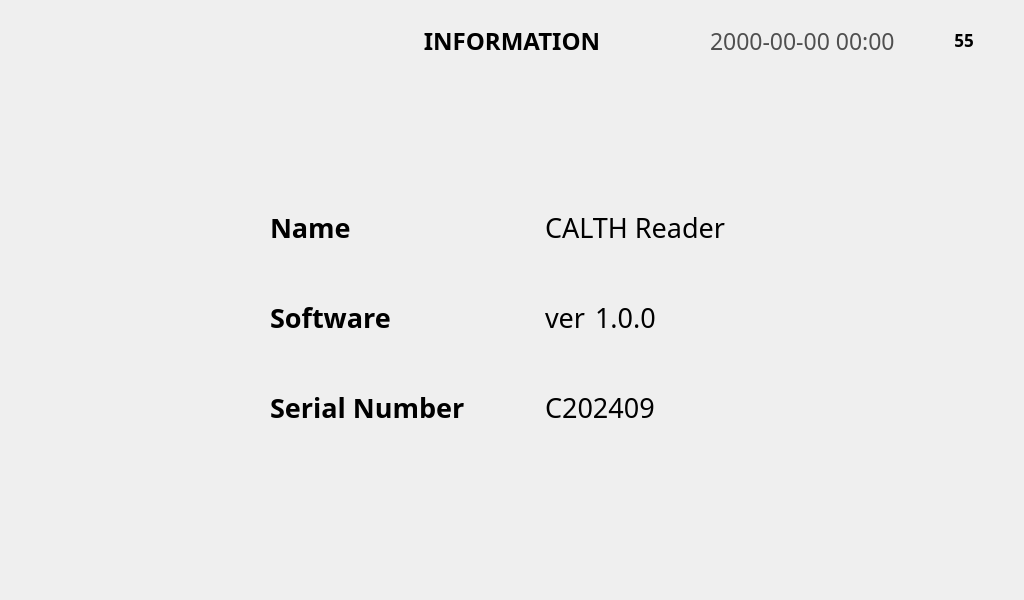
Qt form ui/Home/InfoViewWindow.ui (eguruno1/calth_reader) before a commit.
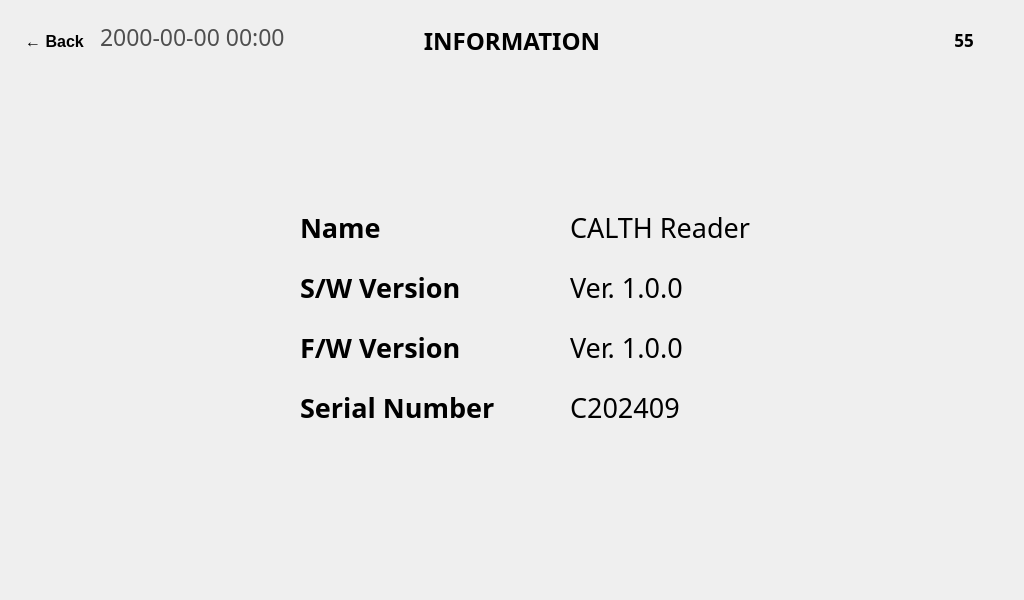
The same form after that commit. Icons and pictures are not drawn.

Commit message: Info view 화면 연결

Diff of the .ui file:
```diff
--- a/ui/Home/InfoViewWindow.ui
+++ b/ui/Home/InfoViewWindow.ui
@@ -20,7 +20,7 @@
    <widget class="QLabel" name="label_2">
     <property name="geometry">
      <rect>
-      <x>270</x>
+      <x>300</x>
       <y>210</y>
       <width>220</width>
       <height>35</height>
@@ -44,7 +44,7 @@
    <widget class="QLabel" name="label_3">
     <property name="geometry">
      <rect>
-      <x>270</x>
+      <x>300</x>
       <y>390</y>
       <width>220</width>
       <height>35</height>
@@ -68,8 +68,8 @@
    <widget class="QLabel" name="label_4">
     <property name="geometry">
      <rect>
-      <x>270</x>
-      <y>300</y>
+      <x>300</x>
+      <y>270</y>
       <width>220</width>
       <height>35</height>
      </rect>
@@ -83,7 +83,7 @@
      </font>
     </property>
     <property name="text">
-     <string>Software</string>
+     <string>S/W Version</string>
     </property>
     <property name="alignment">
      <set>Qt::AlignLeading|Qt::AlignLeft|Qt::AlignVCenter</set>
@@ -92,7 +92,7 @@
    <widget class="QLabel" name="label_Serial">
     <property name="geometry">
      <rect>
-      <x>545</x>
+      <x>570</x>
       <y>390</y>
       <width>291</width>
       <height>35</height>
@@ -114,7 +114,7 @@
    <widget class="QLabel" name="label_name">
     <property name="geometry">
      <rect>
-      <x>545</x>
+      <x>570</x>
       <y>210</y>
       <width>220</width>
       <height>35</height>
@@ -133,34 +133,12 @@
      <set>Qt::AlignLeading|Qt::AlignLeft|Qt::AlignVCenter</set>
     </property>
    </widget>
-   <widget class="QLabel" name="label_7">
-    <property name="geometry">
-     <rect>
-      <x>545</x>
-      <y>300</y>
-      <width>41</width>
-      <height>35</height>
-     </rect>
-    </property>
-    <property name="font">
-     <font>
-      <family>Pretendard</family>
-      <pointsize>20</pointsize>
-     </font>
-    </property>
-    <property name="text">
-     <string>ver</string>
-    </property>
-    <property name="alignment">
-     <set>Qt::AlignLeading|Qt::AlignLeft|Qt::AlignVCenter</set>
-    </property>
-   </widget>
    <widget class="QPushButton" name="pushButton_InfoBackArrow">
     <property name="geometry">
      <rect>
       <x>14</x>
       <y>16</y>
-      <width>50</width>
+      <width>81</width>
       <height>50</height>
      </rect>
     </property>
@@ -173,11 +151,7 @@
      </font>
     </property>
     <property name="text">
-     <string/>
-    </property>
-    <property name="icon">
-     <iconset>
-      <normaloff>../image/Icon/BackArrow.png</normaloff>../image/Icon/BackArrow.png</iconset>
+     <string>← Back</string>
     </property>
     <property name="flat">
      <bool>true</bool>
@@ -202,8 +176,8 @@
    <widget class="QLabel" name="label_version">
     <property name="geometry">
      <rect>
-      <x>595</x>
-      <y>300</y>
+      <x>570</x>
+      <y>270</y>
       <width>191</width>
       <height>35</height>
      </rect>
@@ -215,7 +189,7 @@
      </font>
     </property>
     <property name="text">
-     <string>1.0.0</string>
+     <string>Ver. 1.0.0</string>
     </property>
     <property name="alignment">
      <set>Qt::AlignLeading|Qt::AlignLeft|Qt::AlignVCenter</set>
@@ -285,8 +259,8 @@
    <widget class="QLabel" name="label_DateNClock">
     <property name="geometry">
      <rect>
-      <x>710</x>
-      <y>24</y>
+      <x>100</x>
+      <y>20</y>
       <width>210</width>
       <height>34</height>
      </rect>
@@ -404,6 +378,52 @@
      <set>Qt::AlignCenter</set>
     </property>
    </widget>
+   <widget class="QLabel" name="label_fw_title">
+    <property name="geometry">
+     <rect>
+      <x>300</x>
+      <y>330</y>
+      <width>220</width>
+      <height>35</height>
+     </rect>
+    </property>
+    <property name="font">
+     <font>
+      <family>Pretendard</family>
+      <pointsize>20</pointsize>
+      <weight>75</weight>
+      <bold>true</bold>
+     </font>
+    </property>
+    <property name="text">
+     <string>F/W Version</string>
+    </property>
+    <property name="alignment">
+     <set>Qt::AlignLeading|Qt::AlignLeft|Qt::AlignVCenter</set>
+    </property>
+   </widget>
+   <widget class="QLabel" name="label_fw_version">
+    <property name="geometry">
+     <rect>
+      <x>570</x>
+      <y>330</y>
+      <width>191</width>
+      <height>35</height>
+     </rect>
+    </property>
+    <property name="font">
+     <font>
+      <family>Pretendard</family>
+      <pointsize>20</pointsize>
+     </font>
+    </property>
+    <property name="text">
+     <string>Ver. 1.0.0</string>
+    </property>
+    <property name="alignment">
+     <set>Qt::AlignLeading|Qt::AlignLeft|Qt::AlignVCenter</set>
+    </property>
+   </widget>
   </widget>
  </widget>
  <resources/>
```
Left out of the diff: 10 changed lines with no effect on the pictures. The commit also changes 4 other files.
